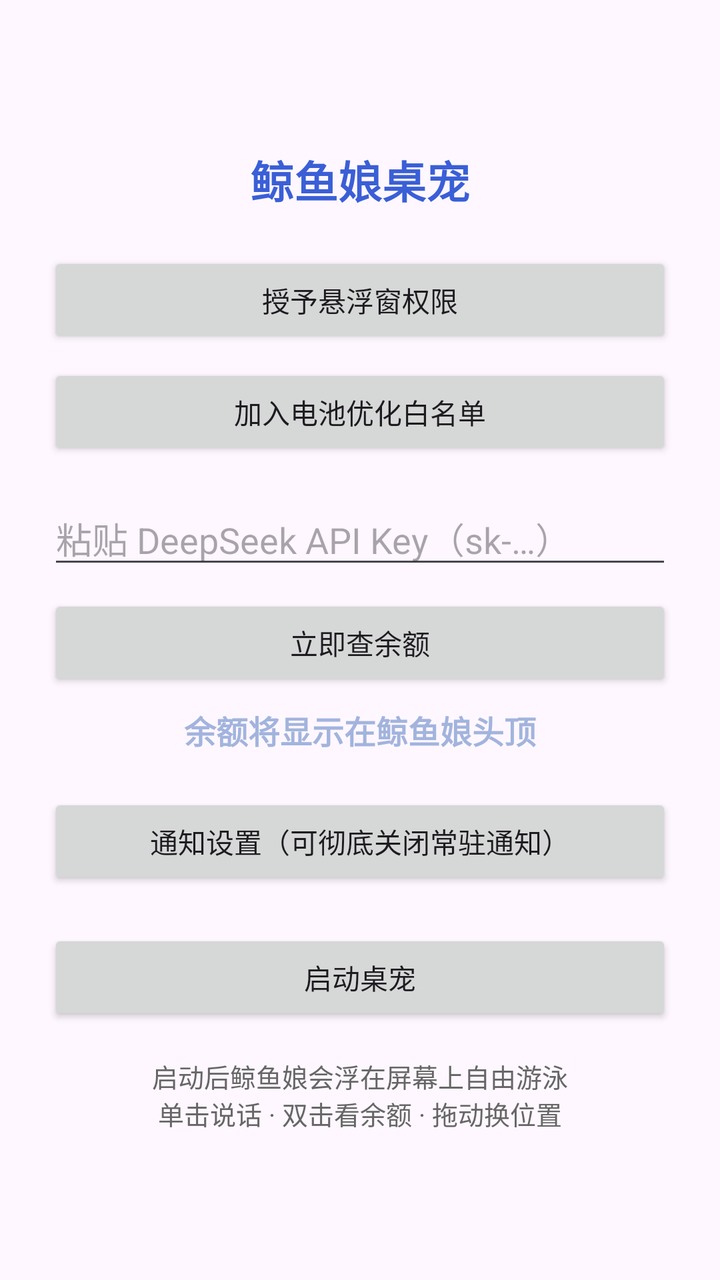
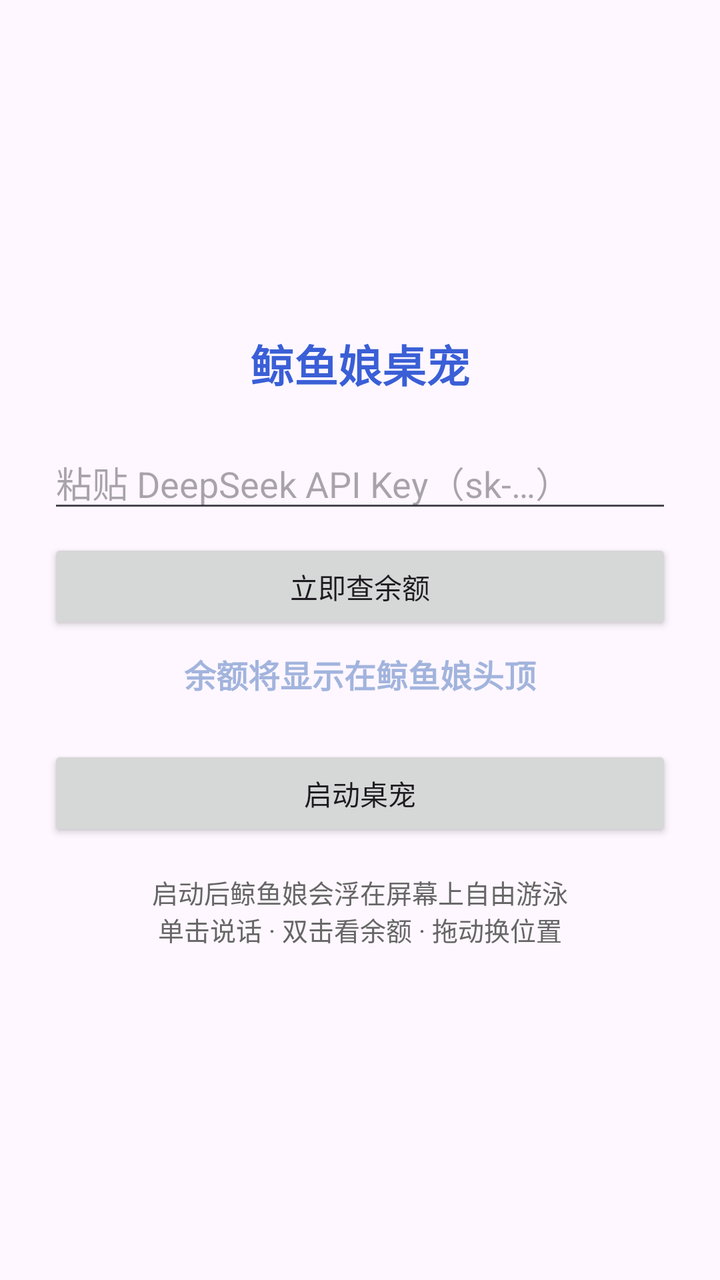

An Android layout rendered at two revisions. The XML below is the earlier revision; the diff shows what the commit changed to produce the second picture.
<!-- AndroidManifest.xml: application theme Theme.WhalePet -->
<!-- res/layout/page_home.xml -->
<?xml version="1.0" encoding="utf-8"?>
<ScrollView xmlns:android="http://schemas.android.com/apk/res/android"
    android:layout_width="match_parent"
    android:layout_height="match_parent"
    android:fillViewport="true">

    <LinearLayout
        android:layout_width="match_parent"
        android:layout_height="wrap_content"
        android:gravity="center_vertical|center_horizontal"
        android:orientation="vertical"
        android:padding="24dp">

        <TextView
            android:layout_width="wrap_content"
            android:layout_height="wrap_content"
            android:layout_gravity="center_horizontal"
            android:layout_marginBottom="20dp"
            android:text="@string/main_title"
            android:textColor="@color/ic_launcher_background"
            android:textSize="22sp"
            android:textStyle="bold" />

        
        <Button
            android:id="@+id/btn_overlay"
            android:layout_width="match_parent"
            android:layout_height="wrap_content"
            android:text="@string/grant_overlay" />

        
        <Button
            android:id="@+id/btn_battery"
            android:layout_width="match_parent"
            android:layout_height="wrap_content"
            android:layout_marginTop="8dp"
            android:text="@string/battery_whitelist" />

        
        <EditText
            android:id="@+id/et_api_key"
            android:layout_width="match_parent"
            android:layout_height="wrap_content"
            android:layout_marginTop="16dp"
            android:hint="@string/api_key_hint"
            android:importantForAutofill="no"
            android:inputType="textPassword" />

        
        <Button
            android:id="@+id/btn_check_balance"
            android:layout_width="match_parent"
            android:layout_height="wrap_content"
            android:layout_marginTop="8dp"
            android:text="@string/check_balance_now" />

        <TextView
            android:id="@+id/tv_balance"
            android:layout_width="match_parent"
            android:layout_height="wrap_content"
            android:layout_marginTop="8dp"
            android:gravity="center"
            android:text="@string/balance_hint"
            android:textColor="#A2B4DD"
            android:textSize="16sp"
            android:textStyle="bold" />

        
        <Button
            android:id="@+id/btn_notif_settings"
            android:layout_width="match_parent"
            android:layout_height="wrap_content"
            android:layout_marginTop="20dp"
            android:text="@string/notif_settings" />

        
        <Button
            android:id="@+id/btn_toggle"
            android:layout_width="match_parent"
            android:layout_height="wrap_content"
            android:layout_marginTop="20dp"
            android:text="@string/start_service" />

        <TextView
            android:layout_width="match_parent"
            android:layout_height="wrap_content"
            android:layout_marginTop="16dp"
            android:gravity="center"
            android:text="@string/home_hint"
            android:textColor="#666666"
            android:textSize="13sp" />
    </LinearLayout>
</ScrollView>
<!-- resources referenced by this layout -->
<resources>
  <color name="ic_launcher_background">#3A5FD6</color>
  <string name="api_key_hint">粘贴 DeepSeek API Key（sk-…）</string>
  <string name="balance_hint">余额将显示在鲸鱼娘头顶</string>
  <string name="battery_whitelist">加入电池优化白名单</string>
  <string name="check_balance_now">立即查余额</string>
  <string name="grant_overlay">授予悬浮窗权限</string>
  <string name="home_hint">启动后鲸鱼娘会浮在屏幕上自由游泳\n单击说话 · 双击看余额 · 拖动换位置</string>
  <string name="main_title">鲸鱼娘桌宠</string>
  <string name="notif_settings">通知设置（可彻底关闭常驻通知）</string>
  <string name="start_service">启动桌宠</string>
  <style name="Theme.WhalePet" parent="Theme.Material3.DayNight.NoActionBar">
          
          <item name="colorPrimary">#A2B4DD</item>
          <item name="colorOnPrimary">#FFFFFF</item>
          <item name="colorPrimaryContainer">#D6DEF2</item>
          <item name="colorOnPrimaryContainer">#22315E</item>
          <item name="android:statusBarColor">@android:color/transparent</item>
      </style>
</resources>

<!-- the commit's change to res/layout/page_home.xml (unified diff, before → after) -->
@@ -22,26 +22,10 @@
             android:textStyle="bold" />
 
         
-        <Button
-            android:id="@+id/btn_overlay"
-            android:layout_width="match_parent"
-            android:layout_height="wrap_content"
-            android:text="@string/grant_overlay" />
-
-        
-        <Button
-            android:id="@+id/btn_battery"
-            android:layout_width="match_parent"
-            android:layout_height="wrap_content"
-            android:layout_marginTop="8dp"
-            android:text="@string/battery_whitelist" />
-
-        
         <EditText
             android:id="@+id/et_api_key"
             android:layout_width="match_parent"
             android:layout_height="wrap_content"
-            android:layout_marginTop="16dp"
             android:hint="@string/api_key_hint"
             android:importantForAutofill="no"
             android:inputType="textPassword" />
@@ -67,18 +51,10 @@
 
         
         <Button
-            android:id="@+id/btn_notif_settings"
-            android:layout_width="match_parent"
-            android:layout_height="wrap_content"
-            android:layout_marginTop="20dp"
-            android:text="@string/notif_settings" />
-
-        
-        <Button
             android:id="@+id/btn_toggle"
             android:layout_width="match_parent"
             android:layout_height="wrap_content"
-            android:layout_marginTop="20dp"
+            android:layout_marginTop="24dp"
             android:text="@string/start_service" />
 
         <TextView
<!-- resource entries referenced after the edit -->
@@ -3,12 +3,9 @@
   <color name="ic_launcher_background">#3A5FD6</color>
   <string name="api_key_hint">粘贴 DeepSeek API Key（sk-…）</string>
   <string name="balance_hint">余额将显示在鲸鱼娘头顶</string>
-  <string name="battery_whitelist">加入电池优化白名单</string>
   <string name="check_balance_now">立即查余额</string>
-  <string name="grant_overlay">授予悬浮窗权限</string>
   <string name="home_hint">启动后鲸鱼娘会浮在屏幕上自由游泳\n单击说话 · 双击看余额 · 拖动换位置</string>
   <string name="main_title">鲸鱼娘桌宠</string>
-  <string name="notif_settings">通知设置（可彻底关闭常驻通知）</string>
   <string name="start_service">启动桌宠</string>
   <style name="Theme.WhalePet" parent="Theme.Material3.DayNight.NoActionBar">
           
